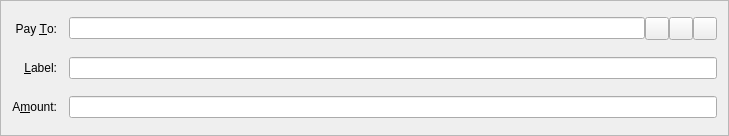
The window that qcoin/src/qt/forms/sendcoinsentry.ui (wonabru/Q) describes before a commit, drawn with Qt 5.
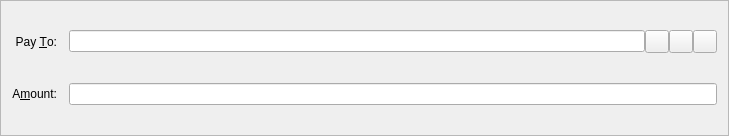
The same window after the commit. Icons and pictures are not drawn. Custom widgets are drawn as their Qt base class.

Commit message: removed label

Patch:
```diff
--- a/qcoin/src/qt/forms/sendcoinsentry.ui
+++ b/qcoin/src/qt/forms/sendcoinsentry.ui
@@ -23,7 +23,7 @@
    <property name="spacing">
     <number>12</number>
    </property>
-   <item row="5" column="0">
+   <item row="4" column="0">
     <widget class="QLabel" name="label">
      <property name="text">
       <string>A&amp;mount:</string>
@@ -49,22 +49,9 @@
      </property>
     </widget>
    </item>
-   <item row="5" column="1">
+   <item row="4" column="1">
     <widget class="QcoinAmountField" name="payAmount"/>
    </item>
-   <item row="4" column="0">
-    <widget class="QLabel" name="label_4">
-     <property name="text">
-      <string>&amp;Label:</string>
-     </property>
-     <property name="alignment">
-      <set>Qt::AlignRight|Qt::AlignTrailing|Qt::AlignVCenter</set>
-     </property>
-     <property name="buddy">
-      <cstring>addAsLabel</cstring>
-     </property>
-    </widget>
-   </item>
    <item row="3" column="1">
     <layout class="QHBoxLayout" name="payToLayout">
      <property name="spacing">
@@ -130,13 +117,6 @@
      </item>
     </layout>
    </item>
-   <item row="4" column="1">
-    <widget class="QValidatedLineEdit" name="addAsLabel">
-     <property name="toolTip">
-      <string>Enter a label for this address to add it to your address book</string>
-     </property>
-    </widget>
-   </item>
   </layout>
  </widget>
  <customwidgets>
```
Left out of the diff: 2 changed lines with no effect on the pictures. The commit also changes 37 other files.
